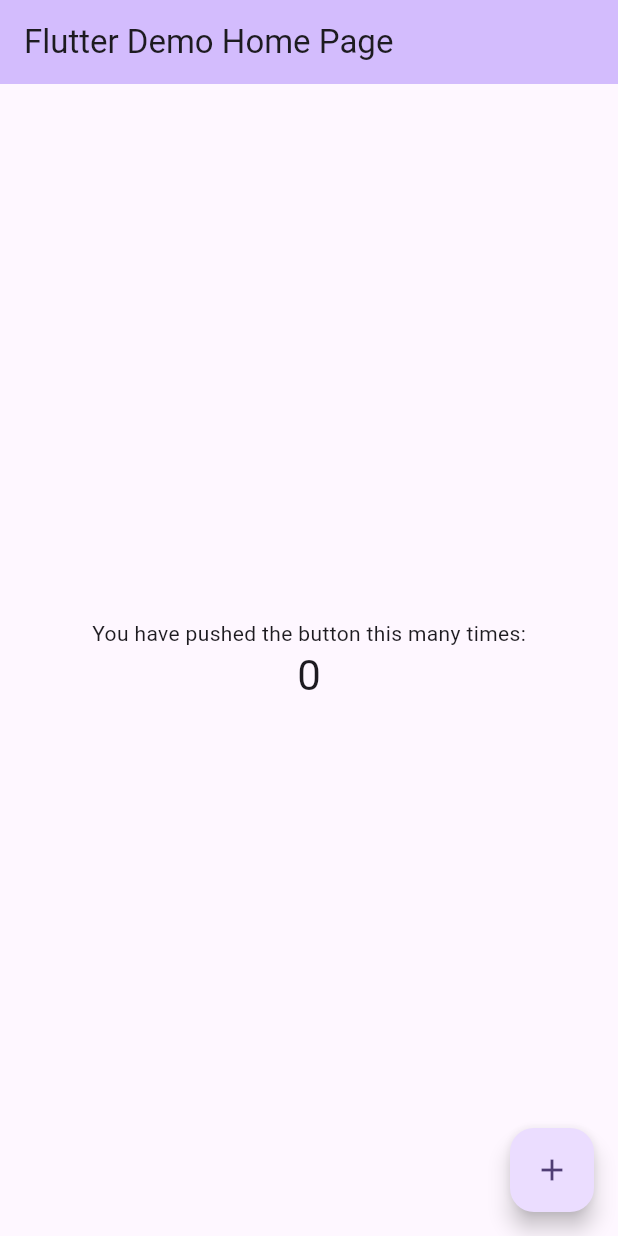
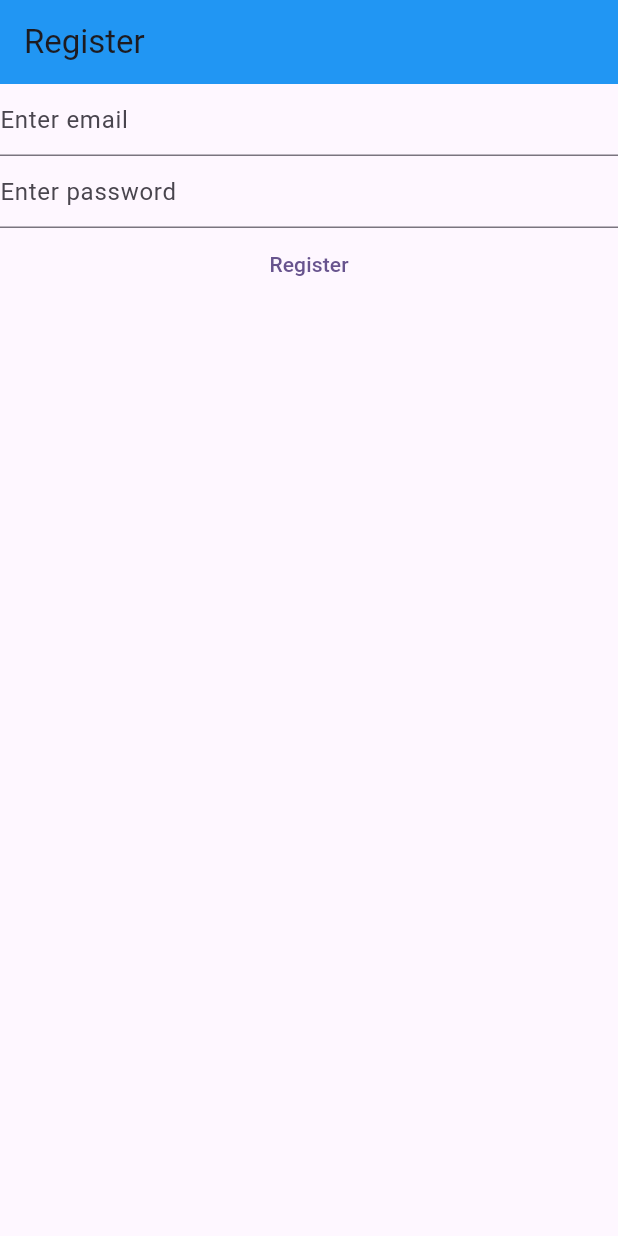
Before and after one commit to lakshay102/MyNotes, a Flutter app: the screen it shows after launch, on a phone screen of 412 x 824 dp. Run offline on Flutter 3.47's test engine with Material 3 defaults, Android fonts, the phone set to English and light mode, and no system bars; our stand-ins replace firebase_auth, firebase_core; accounts and stored records are empty.

```diff
--- a/lib/main.dart
+++ b/lib/main.dart
@@ -1,125 +1,95 @@
+import 'package:firebase_core/firebase_core.dart';
 import 'package:flutter/material.dart';
+import 'package:firebase_auth/firebase_auth.dart';
+import 'package:mynotes/firebase_options.dart';
 
 void main() {
-  runApp(const MyApp());
+  WidgetsFlutterBinding.ensureInitialized();
+  runApp(MaterialApp(
+    title: 'Flutter Demo',
+    theme: ThemeData(
+      // primarySwatch: Colors.blue,
+      colorScheme: ColorScheme.fromSeed(seedColor: Colors.deepPurple),
+      useMaterial3: true,
+    ),
+    home: const HomePage(),
+  ));
 }
 
-class MyApp extends StatelessWidget {
-  const MyApp({super.key});
+class HomePage extends StatefulWidget {
+  const HomePage({super.key});
 
-  // This widget is the root of your application.
   @override
-  Widget build(BuildContext context) {
-    return MaterialApp(
-      title: 'Flutter Demo',
-      theme: ThemeData(
-        // This is the theme of your application.
-        //
-        // TRY THIS: Try running your application with "flutter run". You'll see
-        // the application has a purple toolbar. Then, without quitting the app,
-        // try changing the seedColor in the colorScheme below to Colors.green
-        // and then invoke "hot reload" (save your changes or press the "hot
-        // reload" button in a Flutter-supported IDE, or press "r" if you used
-        // the command line to start the app).
-        //
-        // Notice that the counter didn't reset back to zero; the application
-        // state is not lost during the reload. To reset the state, use hot
-        // restart instead.
-        //
-        // This works for code too, not just values: Most code changes can be
-        // tested with just a hot reload.
-        colorScheme: ColorScheme.fromSeed(seedColor: Colors.deepPurple),
-        useMaterial3: true,
-      ),
-      home: const MyHomePage(title: 'Flutter Demo Home Page'),
-    );
-  }
+  State<HomePage> createState() => _HomePageState();
 }
 
-class MyHomePage extends StatefulWidget {
-  const MyHomePage({super.key, required this.title});
-
-  // This widget is the home page of your application. It is stateful, meaning
-  // that it has a State object (defined below) that contains fields that affect
-  // how it looks.
-
-  // This class is the configuration for the state. It holds the values (in this
-  // case the title) provided by the parent (in this case the App widget) and
-  // used by the build method of the State. Fields in a Widget subclass are
-  // always marked "final".
-
-  final String title;
+class _HomePageState extends State<HomePage> {
+  late final TextEditingController _email;
+  late final TextEditingController _password;
 
   @override
-  State<MyHomePage> createState() => _MyHomePageState();
-}
+  void initState() {
+    _email = TextEditingController();
+    _password = TextEditingController();
+    super.initState();
+  }
 
-class _MyHomePageState extends State<MyHomePage> {
-  int _counter = 0;
-
-  void _incrementCounter() {
-    setState(() {
-      // This call to setState tells the Flutter framework that something has
-      // changed in this State, which causes it to rerun the build method below
-      // so that the display can reflect the updated values. If we changed
-      // _counter without calling setState(), then the build method would not be
-      // called again, and so nothing would appear to happen.
-      _counter++;
-    });
+  @override
+  void dispose() {
+    _email.dispose();
+    _password.dispose();
+    super.dispose();
   }
 
   @override
   Widget build(BuildContext context) {
-    // This method is rerun every time setState is called, for instance as done
-    // by the _incrementCounter method above.
-    //
-    // The Flutter framework has been optimized to make rerunning build methods
-    // fast, so that you can just rebuild anything that needs updating rather
-    // than having to individually change instances of widgets.
     return Scaffold(
       appBar: AppBar(
-        // TRY THIS: Try changing the color here to a specific color (to
-        // Colors.amber, perhaps?) and trigger a hot reload to see the AppBar
-        // change color while the other colors stay the same.
-        backgroundColor: Theme.of(context).colorScheme.inversePrimary,
-        // Here we take the value from the MyHomePage object that was created by
-        // the App.build method, and use it to set our appbar title.
-        title: Text(widget.title),
+        backgroundColor: Colors.blue,
+        // backgroundColor: Theme.of(context).colorScheme.secondaryFixed,
+        title: const Text('Register'),
       ),
-      body: Center(
-        // Center is a layout widget. It takes a single child and positions it
-        // in the middle of the parent.
-        child: Column(
-          // Column is also a layout widget. It takes a list of children and
-          // arranges them vertically. By default, it sizes itself to fit its
-          // children horizontally, and tries to be as tall as its parent.
-          //
-          // Column has various properties to control how it sizes itself and
-          // how it positions its children. Here we use mainAxisAlignment to
-          // center the children vertically; the main axis here is the vertical
-          // axis because Columns are vertical (the cross axis would be
-          // horizontal).
-          //
-          // TRY THIS: Invoke "debug painting" (choose the "Toggle Debug Paint"
-          // action in the IDE, or press "p" in the console), to see the
-          // wireframe for each widget.
-          mainAxisAlignment: MainAxisAlignment.center,
-          children: <Widget>[
-            const Text(
-              'You have pushed the button this many times:',
-            ),
-            Text(
-              '$_counter',
-              style: Theme.of(context).textTheme.headlineMedium,
-            ),
-          ],
+      body: FutureBuilder(
+        future: Firebase.initializeApp(
+          options: DefaultFirebaseOptions.currentPlatform,
         ),
+        builder: (context, snapshot) {
+          switch (snapshot.connectionState) {
+            case ConnectionState.done:
+              return Column(
+                children: [
+                  TextField(
+                    controller: _email,
+                    decoration: const InputDecoration(hintText: 'Enter email'),
+                    autocorrect: false,
+                    enableSuggestions: false,
+                    keyboardType: TextInputType.emailAddress,
+                  ),
+                  TextField(
+                    controller: _password,
+                    decoration:
+                        const InputDecoration(hintText: 'Enter password'),
+                    obscureText: true,
+                    autocorrect: false,
+                    enableSuggestions: false,
+                  ),
+                  TextButton(
+                      onPressed: () async {
+                        final email = _email.text;
+                        final password = _password.text;
+                        final userCredential = await FirebaseAuth.instance
+                            .createUserWithEmailAndPassword(
+                                email: email, password: password);
+                        print(userCredential);
+                      },
+                      child: const Text('Register')),
+                ],
+              );
+            default:
+              return const Text('Loading...');
+          }
+        },
       ),
-      floatingActionButton: FloatingActionButton(
-        onPressed: _incrementCounter,
-        tooltip: 'Increment',
-        child: const Icon(Icons.add),
-      ), // This trailing comma makes auto-formatting nicer for build methods.
     );
   }
 }
```
Also changed, not shown: 1 other file.
